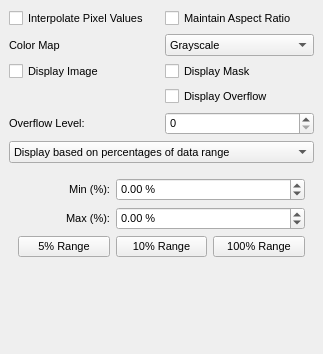
Old version of the form source/qxrddisplaydialog.ui in the repository guyjennings/qxrd.
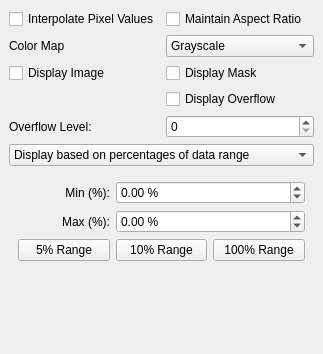
New version of the form.

Commit message: Removed explicit font sizes from ui designs (works better on osx then)

Diff of the .ui file:
```diff
--- a/source/qxrddisplaydialog.ui
+++ b/source/qxrddisplaydialog.ui
@@ -17,11 +17,6 @@
    <layout class="QGridLayout" name="gridLayout">
     <item row="0" column="0">
      <widget class="QCheckBox" name="m_InterpolatePixels">
-      <property name="font">
-       <font>
-        <pointsize>8</pointsize>
-       </font>
-      </property>
       <property name="toolTip">
        <string>Gives a smoother display when zoomed in</string>
       </property>
@@ -32,11 +27,6 @@
     </item>
     <item row="0" column="1">
      <widget class="QCheckBox" name="m_MaintainAspectRatio">
-      <property name="font">
-       <font>
-        <pointsize>8</pointsize>
-       </font>
-      </property>
       <property name="toolTip">
        <string>Try to maintain the aspect ratio of the image as it is zoomed and resized</string>
       </property>
@@ -47,11 +37,6 @@
     </item>
     <item row="1" column="0">
      <widget class="QLabel" name="label_8">
-      <property name="font">
-       <font>
-        <pointsize>8</pointsize>
-       </font>
-      </property>
       <property name="text">
        <string>Color Map</string>
       </property>
@@ -59,11 +44,6 @@
     </item>
     <item row="1" column="1">
      <widget class="QComboBox" name="m_DisplayColorMap">
-      <property name="font">
-       <font>
-        <pointsize>8</pointsize>
-       </font>
-      </property>
       <property name="toolTip">
        <string>Choose the color map for image display</string>
       </property>
@@ -101,11 +81,6 @@
     </item>
     <item row="2" column="0">
      <widget class="QCheckBox" name="m_DisplayImage">
-      <property name="font">
-       <font>
-        <pointsize>8</pointsize>
-       </font>
-      </property>
       <property name="toolTip">
        <string>Display image data</string>
       </property>
@@ -116,11 +91,6 @@
     </item>
     <item row="2" column="1">
      <widget class="QCheckBox" name="m_DisplayMask">
-      <property name="font">
-       <font>
-        <pointsize>8</pointsize>
-       </font>
-      </property>
       <property name="toolTip">
        <string>Display Mask</string>
       </property>
@@ -131,11 +101,6 @@
     </item>
     <item row="3" column="1">
      <widget class="QCheckBox" name="m_DisplayOverflow">
-      <property name="font">
-       <font>
-        <pointsize>8</pointsize>
-       </font>
-      </property>
       <property name="toolTip">
        <string>Display Mask</string>
       </property>
@@ -146,11 +111,6 @@
     </item>
     <item row="4" column="0">
      <widget class="QLabel" name="label_9">
-      <property name="font">
-       <font>
-        <pointsize>8</pointsize>
-       </font>
-      </property>
       <property name="text">
        <string>Overflow Level:</string>
       </property>
@@ -158,11 +118,6 @@
     </item>
     <item row="4" column="1">
      <widget class="QSpinBox" name="m_OverflowLevel">
-      <property name="font">
-       <font>
-        <pointsize>8</pointsize>
-       </font>
-      </property>
       <property name="toolTip">
        <string>overflow (saturation) level (0..65535)</string>
       </property>
@@ -173,11 +128,6 @@
     </item>
     <item row="5" column="0" colspan="2">
      <widget class="QComboBox" name="m_DisplayScalingMode">
-      <property name="font">
-       <font>
-        <pointsize>8</pointsize>
-       </font>
-      </property>
       <property name="toolTip">
        <string>Image display intensity scaling mode</string>
       </property>
@@ -207,11 +157,6 @@
        <layout class="QGridLayout" name="gridLayout_15">
         <item row="2" column="0">
          <widget class="QLabel" name="label_11">
-          <property name="font">
-           <font>
-            <pointsize>8</pointsize>
-           </font>
-          </property>
           <property name="text">
            <string>Min (%):</string>
           </property>
@@ -222,11 +167,6 @@
         </item>
         <item row="2" column="1" colspan="2">
          <widget class="QDoubleSpinBox" name="m_DisplayMinimumPct">
-          <property name="font">
-           <font>
-            <pointsize>8</pointsize>
-           </font>
-          </property>
           <property name="keyboardTracking">
            <bool>false</bool>
           </property>
@@ -243,11 +183,6 @@
         </item>
         <item row="3" column="0">
          <widget class="QLabel" name="label_12">
-          <property name="font">
-           <font>
-            <pointsize>8</pointsize>
-           </font>
-          </property>
           <property name="text">
            <string>Max (%):</string>
           </property>
@@ -258,11 +193,6 @@
         </item>
         <item row="3" column="1" colspan="2">
          <widget class="QDoubleSpinBox" name="m_DisplayMaximumPct">
-          <property name="font">
-           <font>
-            <pointsize>8</pointsize>
-           </font>
-          </property>
           <property name="keyboardTracking">
            <bool>false</bool>
           </property>
@@ -279,11 +209,6 @@
         </item>
         <item row="4" column="0">
          <widget class="QPushButton" name="m_Display_5pct">
-          <property name="font">
-           <font>
-            <pointsize>8</pointsize>
-           </font>
-          </property>
           <property name="text">
            <string>5% Range</string>
           </property>
@@ -291,11 +216,6 @@
         </item>
         <item row="4" column="1">
          <widget class="QPushButton" name="m_Display_10pct">
-          <property name="font">
-           <font>
-            <pointsize>8</pointsize>
-           </font>
-          </property>
           <property name="text">
            <string>10% Range</string>
           </property>
@@ -303,11 +223,6 @@
         </item>
         <item row="4" column="2">
          <widget class="QPushButton" name="m_Display_100pct">
-          <property name="font">
-           <font>
-            <pointsize>8</pointsize>
-           </font>
-          </property>
           <property name="text">
            <string>100% Range</string>
           </property>
```
The commit also changes 6 other files.
